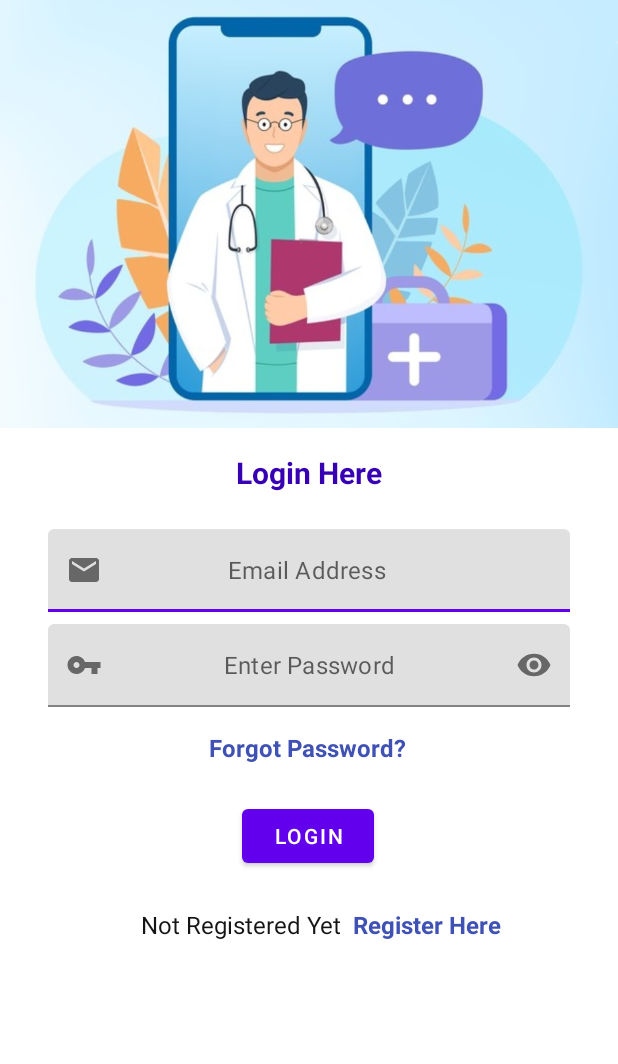
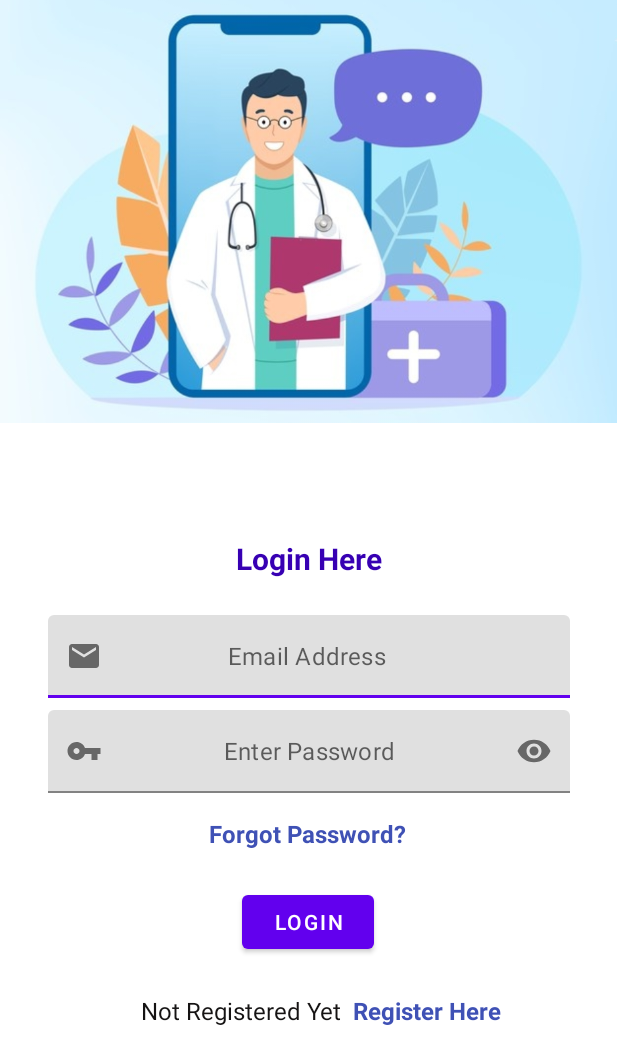
Before and after one commit to DigiTechHealthCare-Android/DT-HealthCare, an Android app: the SignInActivity screen opened directly, with no data from a screen before it, on a phone screen of 412 x 824 dp. Shown: the top 1064 px of the screen. Run offline under Robolectric (Android 15) with nearby library versions, the phone set to English and light mode, and no system bars; our stand-ins replace Firebase (no records; nobody signed in at launch, a user with empty details on screens opened directly); network calls fail.

Commit message:
minor changes

```diff
--- a/app/src/main/res/layout/activity_signin.xml
+++ b/app/src/main/res/layout/activity_signin.xml
@@ -8,11 +8,10 @@
 
     <ImageView
         android:id="@+id/imageView"
-        android:layout_width="0dp"
-        android:layout_height="285dp"
+        android:layout_width="411dp"
+        android:layout_height="282dp"
         android:scaleType="centerCrop"
         android:src="@drawable/doctorimage"
-        app:layout_constraintBottom_toTopOf="@+id/constraintLayout4"
         app:layout_constraintEnd_toEndOf="parent"
         app:layout_constraintHeight_percent=".27"
         app:layout_constraintHorizontal_bias="0.0"
@@ -20,15 +19,14 @@
         app:layout_constraintTop_toTopOf="parent" />
 
     <androidx.constraintlayout.widget.ConstraintLayout
-        android:id="@+id/constraintLayout4"
         android:layout_width="0dp"
-        android:layout_height="0dp"
+        android:layout_height="481dp"
         android:background="@drawable/view_bg"
         app:layout_constraintBottom_toBottomOf="parent"
         app:layout_constraintEnd_toEndOf="parent"
+        app:layout_constraintHeight_percent="0.78"
         app:layout_constraintHorizontal_bias="0.0"
-        app:layout_constraintStart_toStartOf="parent"
-        app:layout_constraintTop_toBottomOf="@+id/imageView">
+        app:layout_constraintStart_toStartOf="parent">
 
         <TextView
             android:id="@+id/textView"
```
